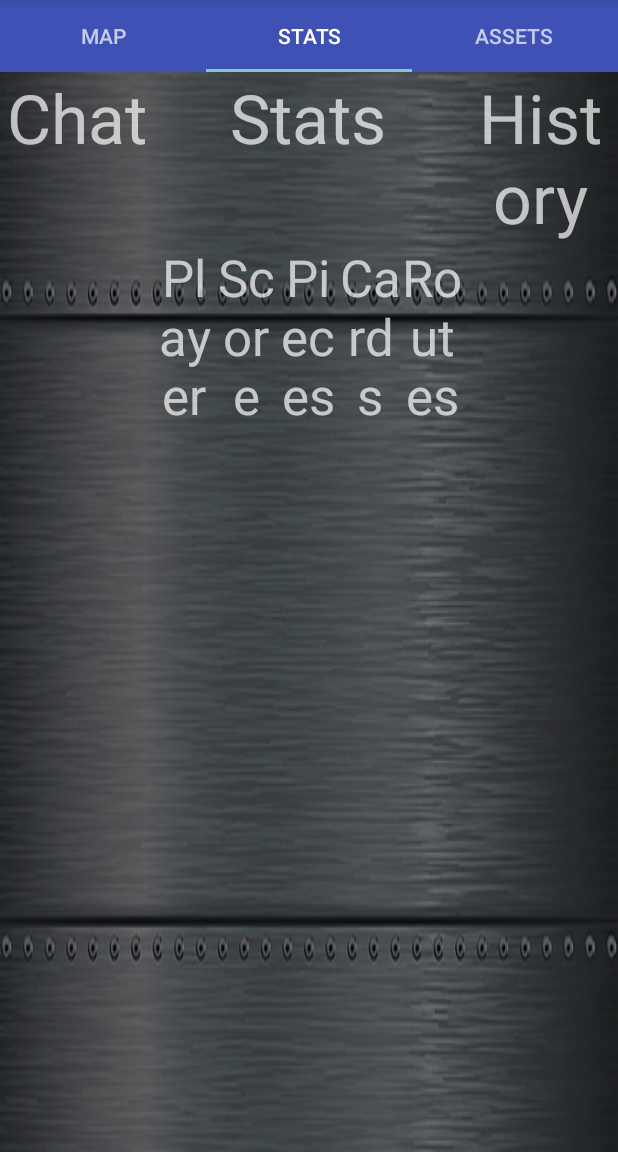
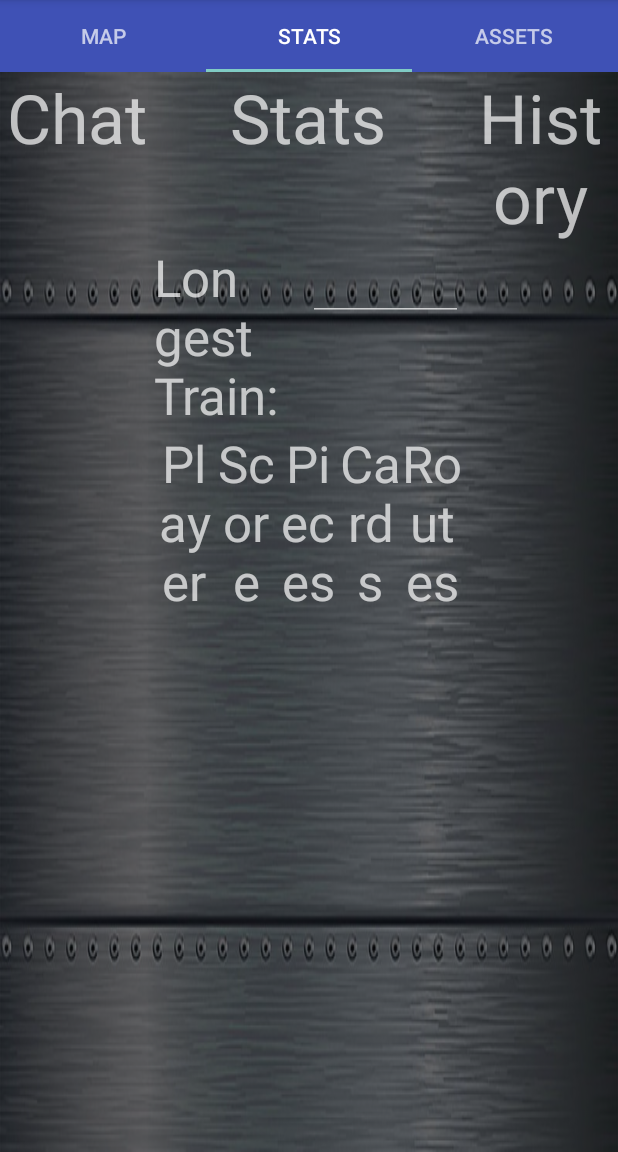
Before and after one commit to DavidROwen/TicketToRideGame, an Android app: the screen it shows after launch (GamePlayActivity), tab 2 chosen, on a phone screen of 412 x 824 dp, the part 84-1236 px from its top. Run offline under Robolectric (Android 15) with nearby library versions, the phone set to English and light mode, and no system bars; 7 statements that could not run were skipped.

Commit message:
fragments

```diff
--- a/app/src/main/res/layout/activity_join.xml
+++ b/app/src/main/res/layout/activity_join.xml
@@ -73,7 +73,7 @@
                 android:layout_height="wrap_content"
                 android:layout_weight="1"
                 android:text="nothing"
-                android:textColor="@android:color/darker_gray"/>
+                android:textColor="#07000000"/>
 
         </LinearLayout>
 
--- a/app/src/main/res/layout/stats_fragment.xml
+++ b/app/src/main/res/layout/stats_fragment.xml
@@ -39,6 +39,7 @@
             android:textAppearance="@style/TextAppearance.AppCompat.Display2" />
     </LinearLayout>
 
+
     <LinearLayout
         android:layout_width="match_parent"
         android:layout_height="match_parent"
@@ -55,6 +56,30 @@
             android:layout_width="0dp"
             android:layout_height="match_parent"
             android:layout_weight="2"
+            android:orientation="vertical">
+
+            <LinearLayout
+                android:layout_width="match_parent"
+                android:layout_height="wrap_content"
+                android:orientation="horizontal">
+
+                <TextView
+                    android:id="@+id/awardText"
+                    android:layout_width="0dp"
+                    android:layout_height="wrap_content"
+                    android:layout_weight="1"
+                    android:text="Longest Train: "
+                    android:textAppearance="@style/TextAppearance.AppCompat.Display1" />
+
+                <EditText
+                    android:layout_width="0dp"
+                    android:layout_height="wrap_content"
+                    android:layout_weight="1"/>
+            </LinearLayout>
+
+            <LinearLayout
+                android:layout_width="match_parent"
+                android:layout_height="wrap_content"
                 android:orientation="horizontal">
 
                 <TextView
@@ -103,6 +128,12 @@
                     android:textAppearance="@style/TextAppearance.AppCompat.Display1" />
             </LinearLayout>
 
+            <android.support.v7.widget.RecyclerView
+                android:id="@+id/myrecyclerview"
+                android:layout_width="match_parent"
+                android:layout_height="match_parent" />
+        </LinearLayout>
+
         <ListView
             android:id="@+id/history"
             android:layout_width="0dp"
```
Lines whose indentation alone changed are shown as unchanged.
